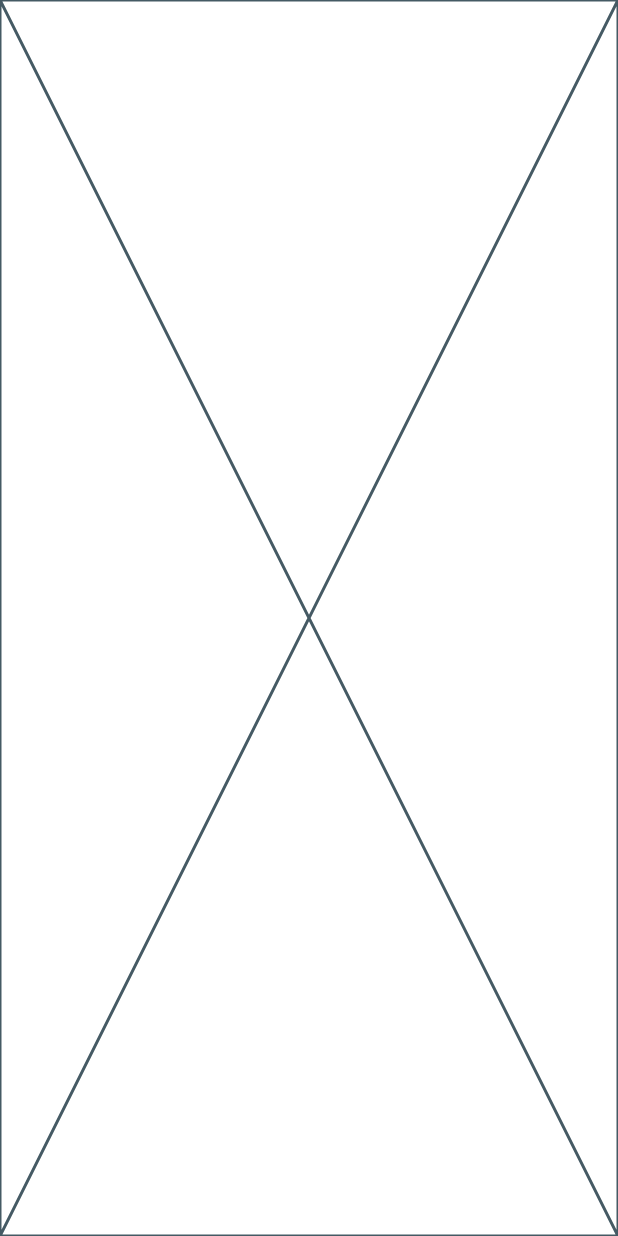
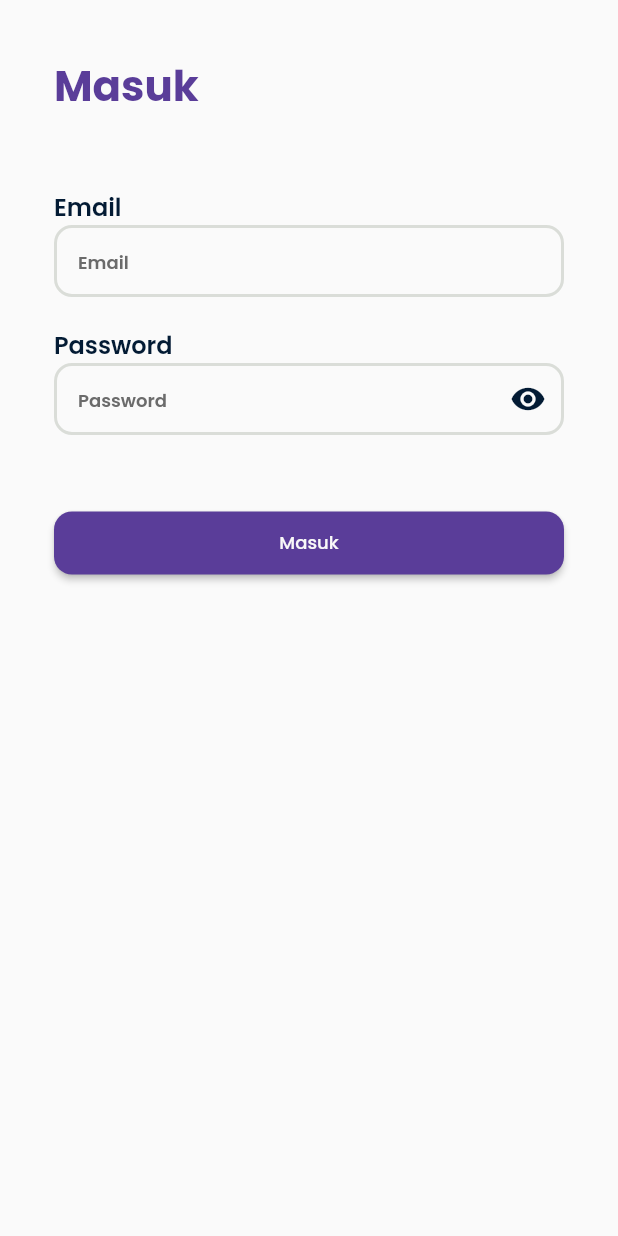
Before and after one commit to ibrahimmm999/medicargo, a Flutter app: the screen it shows after launch, on a phone screen of 412 x 824 dp. Run offline on Flutter 3.47's test engine with Material 2 defaults, Android fonts, the phone set to English and light mode, and no system bars; our stand-ins replace google_fonts.

Commit message:
added profile page, main page

```diff
--- a/lib/main.dart
+++ b/lib/main.dart
@@ -1,5 +1,9 @@
 import 'package:flutter/material.dart';
+import 'package:medicargo/pages/main_page.dart';
+import 'package:medicargo/pages/sign_in_page.dart';
 import 'package:medicargo/pages/splash_page.dart';
+import 'package:medicargo/provider/page_provider.dart';
+import 'package:provider/provider.dart';
 
 void main() {
   runApp(const MyApp());
@@ -11,9 +15,18 @@ class MyApp extends StatelessWidget {
   // This widget is the root of your application.
   @override
   Widget build(BuildContext context) {
-    return const MaterialApp(
-      debugShowCheckedModeBanner: false,
-      home: SplashPage(),
+    return MultiProvider(
+      providers: [
+        ChangeNotifierProvider(create: (context) => PageProvider()),
+      ],
+      child: MaterialApp(
+        debugShowCheckedModeBanner: false,
+        routes: {
+          '/': (context) => const SplashPage(),
+          '/main': (context) => const MainPage(),
+          '/sign-in': (context) => const SignInPage(),
+        },
+      ),
     );
   }
 }
--- a/lib/pages/sign_in_page.dart
+++ b/lib/pages/sign_in_page.dart
@@ -1,10 +1,60 @@
 import 'package:flutter/material.dart';
+import 'package:medicargo/shared/theme.dart';
+import 'package:medicargo/widgets/custom_button.dart';
+import 'package:medicargo/widgets/custom_text_field.dart';
 
 class SignInPage extends StatelessWidget {
   const SignInPage({super.key});
 
   @override
   Widget build(BuildContext context) {
-    return const Placeholder();
+    TextEditingController emailC = TextEditingController();
+    TextEditingController passwordC = TextEditingController();
+    return Scaffold(
+      body: SafeArea(
+        child: ListView(
+          padding: const EdgeInsets.all(36),
+          children: [
+            Text(
+              "Masuk",
+              style: header1,
+            ),
+            const SizedBox(
+              height: 48,
+            ),
+            Text(
+              "Email",
+              style: header3,
+            ),
+            CustomTextField(
+              controller: emailC,
+              placeholder: "Email",
+            ),
+            const SizedBox(
+              height: 20,
+            ),
+            Text(
+              "Password",
+              style: header3,
+            ),
+            CustomTextField(
+              controller: passwordC,
+              placeholder: "Password",
+              isPassword: true,
+            ),
+            const SizedBox(
+              height: 48,
+            ),
+            CustomButton(
+                text: "Masuk",
+                onPressed: () {
+                  Navigator.pushNamed(context, '/main');
+                },
+                color: primaryPurple,
+                clickColor: clickPurple)
+          ],
+        ),
+      ),
+    );
   }
 }
--- a/lib/pages/splash_page.dart
+++ b/lib/pages/splash_page.dart
@@ -1,7 +1,6 @@
 import 'dart:async';
 
 import 'package:flutter/material.dart';
-import 'package:medicargo/pages/sign_in_page.dart';
 import 'package:medicargo/shared/theme.dart';
 
 class SplashPage extends StatefulWidget {
@@ -20,8 +19,7 @@ class _SplashPageState extends State<SplashPage> {
 
   getinit() async {
     Timer(const Duration(seconds: 2), () {
-      Navigator.push(
-          context, MaterialPageRoute(builder: (context) => const SignInPage()));
+      Navigator.pushNamedAndRemoveUntil(context, '/sign-in', (route) => false);
     });
   }
 
--- /dev/null
+++ b/lib/provider/page_provider.dart
@@ -0,0 +1,26 @@
+import 'package:flutter/cupertino.dart';
+
+class PageProvider extends ChangeNotifier {
+  int _page = 0;
+  int _pmPage = 0;
+  int _homePage = 0;
+
+  int get page => _page;
+  int get pmPage => _pmPage;
+  int get homePage => _homePage;
+
+  set setPage(int index) {
+    _page = index;
+    notifyListeners();
+  }
+
+  set setHomePage(int index) {
+    _homePage = index;
+    notifyListeners();
+  }
+
+  set setPmPage(int index) {
+    _pmPage = index;
+    notifyListeners();
+  }
+}
--- a/lib/shared/theme.dart
+++ b/lib/shared/theme.dart
@@ -13,8 +13,10 @@ Color neutral700 = const Color(0xff1C1C1C);
 
 Color textDarkColor = const Color(0xff031B34);
 Color textLightColor = const Color(0xffF8F8F8);
+Color blueTernary = const Color(0xff41AEB0);
 
 Color primaryPurple = const Color(0xff5A3D99);
+Color secondaryPurple = const Color(0xff6F4BBD);
 Color primaryBlue = const Color(0xff09AEEF);
 Color primaryRed = const Color(0xffBD1B1B);
 Color primaryGreen = const Color(0xff1D7331);
@@ -24,41 +26,42 @@ Color hoverBlue = const Color(0xff59C6F1);
 Color hoverRed = const Color(0xffE64444);
 Color hoverGreen = const Color(0xff34AA4F);
 
+Color clickPurple = Color.fromARGB(255, 120, 86, 192);
 Color clickYellow = const Color(0xffE5B91D);
 Color clickBlue = const Color(0xff0B7AA6);
 Color clickRed = const Color(0xffA40404);
 Color clickGreen = const Color(0xff004F12);
 
 TextStyle header1 = GoogleFonts.poppins(
-  color: textDarkColor,
-  fontSize: 36,
+  color: primaryPurple,
+  fontSize: 28,
   fontWeight: bold,
 );
 TextStyle header2 = GoogleFonts.poppins(
   color: textDarkColor,
-  fontSize: 24,
+  fontSize: 20,
   fontWeight: bold,
 );
 TextStyle header3 = GoogleFonts.poppins(
   color: textDarkColor,
   fontSize: 16,
-  fontWeight: bold,
+  fontWeight: semibold,
 );
 TextStyle body = GoogleFonts.poppins(
   color: textDarkColor,
-  fontSize: 16,
+  fontSize: 12,
   fontWeight: regular,
 );
-TextStyle buttonText = GoogleFonts.poppins(
+TextStyle buttonAndFieldText = GoogleFonts.poppins(
   color: textLightColor,
-  fontSize: 16,
-  fontWeight: semibold,
+  fontSize: 12,
+  fontWeight: medium,
 );
-TextStyle linkText = GoogleFonts.poppins(
-    color: textDarkColor,
-    fontSize: 12,
-    fontWeight: semibold,
-    decoration: TextDecoration.underline);
+TextStyle subHeader = GoogleFonts.poppins(
+  color: textDarkColor,
+  fontSize: 14,
+  fontWeight: medium,
+);
 
 FontWeight light = FontWeight.w300;
 FontWeight regular = FontWeight.w400;
--- /dev/null
+++ b/lib/widgets/custom_button.dart
@@ -0,0 +1,34 @@
+import 'package:flutter/material.dart';
+import '../shared/theme.dart';
+
+class CustomButton extends StatelessWidget {
+  const CustomButton(
+      {super.key,
+      required this.text,
+      required this.onPressed,
+      required this.color,
+      required this.clickColor});
+  final String text;
+  final Color color;
+  final Color clickColor;
+  final Function() onPressed;
+  @override
+  Widget build(BuildContext context) {
+    return SizedBox(
+      width: double.infinity,
+      child: ElevatedButton(
+        onPressed: onPressed,
+        style: ElevatedButton.styleFrom(
+            shape:
+                RoundedRectangleBorder(borderRadius: BorderRadius.circular(12)),
+            backgroundColor: color,
+            foregroundColor: clickColor,
+            padding: const EdgeInsets.symmetric(horizontal: 40, vertical: 12)),
+        child: Text(
+          text,
+          style: buttonAndFieldText.copyWith(),
+        ),
+      ),
+    );
+  }
+}
--- /dev/null
+++ b/lib/widgets/custom_text_field.dart
@@ -0,0 +1,90 @@
+import 'package:flutter/material.dart';
+import 'package:google_fonts/google_fonts.dart';
+
+import '../shared/theme.dart';
+
+class CustomTextField extends StatefulWidget {
+  const CustomTextField(
+      {super.key,
+      required this.controller,
+      this.placeholder = "",
+      this.label = "",
+      this.suffixText = "",
+      this.isLongText = false,
+      this.isPassword = false});
+  final TextEditingController controller;
+  final String placeholder;
+  final String label;
+  final bool isPassword;
+  final bool isLongText;
+  final String suffixText;
+
+  @override
+  State<CustomTextField> createState() => _CustomTextFieldState();
+}
+
+class _CustomTextFieldState extends State<CustomTextField> {
+  bool isObscure = true;
+  @override
+  Widget build(BuildContext context) {
+    return Column(
+      crossAxisAlignment: CrossAxisAlignment.start,
+      children: [
+        Visibility(
+            visible: widget.label.isNotEmpty,
+            child: Text(
+              widget.label,
+              style: buttonAndFieldText.copyWith(color: textDarkColor),
+            )),
+        TextFormField(
+          maxLines: widget.isLongText ? 4 : 1,
+          obscureText: widget.isPassword ? isObscure : false,
+          style: GoogleFonts.poppins(
+              color: textDarkColor, fontSize: 16, fontWeight: medium),
+          controller: widget.controller,
+          decoration: InputDecoration(
+            suffixIcon: widget.suffixText.isNotEmpty
+                ? Column(
+                    mainAxisAlignment: MainAxisAlignment.center,
+                    children: [
+                      Text(
+                        widget.suffixText,
+                        style:
+                            buttonAndFieldText.copyWith(color: textDarkColor),
+                      ),
+                    ],
+                  )
+                : Visibility(
+                    visible: widget.isPassword,
+                    child: InkWell(
+                        onTap: () {
+                          setState(() {
+                            isObscure = !isObscure;
+                          });
+                        },
+                        child: Icon(
+                          (isObscure ? Icons.visibility : Icons.visibility_off),
+                          color: textDarkColor,
+                        ))),
+            border: InputBorder.none,
+            contentPadding:
+                const EdgeInsets.symmetric(vertical: 12, horizontal: 16),
+            hintText: widget.placeholder,
+            hintStyle: body.copyWith(fontWeight: semibold, color: neutral600),
+            focusedBorder: OutlineInputBorder(
+                borderRadius: BorderRadius.circular(defaultRadius),
+                borderSide: BorderSide(color: textDarkColor, width: 2)),
+            enabledBorder: OutlineInputBorder(
+              borderRadius: BorderRadius.circular(defaultRadius),
+              borderSide: BorderSide(
+                color: neutral500,
+                width: 2,
+                style: BorderStyle.solid,
+              ),
+            ),
+          ),
+        ),
+      ],
+    );
+  }
+}
```
Also changed, not shown: lib/pages/home_page.dart (added, +140 -0 lines), lib/pages/main_page.dart (added, +120 -0 lines), lib/pages/profile_page.dart (added, +70 -0 lines), lib/pages/track_page.dart (added, +10 -0 lines), pubspec.yaml (+1 -6 lines), assets/Home.png (added), assets/bag.png (added), assets/rs.png (added), pubspec.lock.
